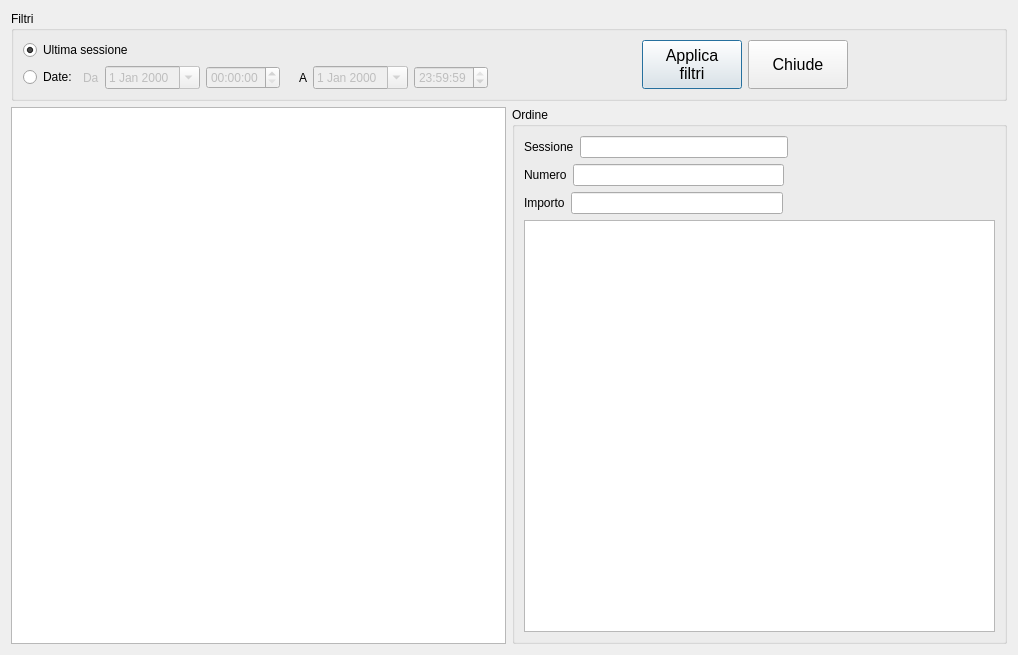
Above: branches/ramo02/src/storicoordini.ui from mtonin/gestcassa before the change. Below: the same form after it.
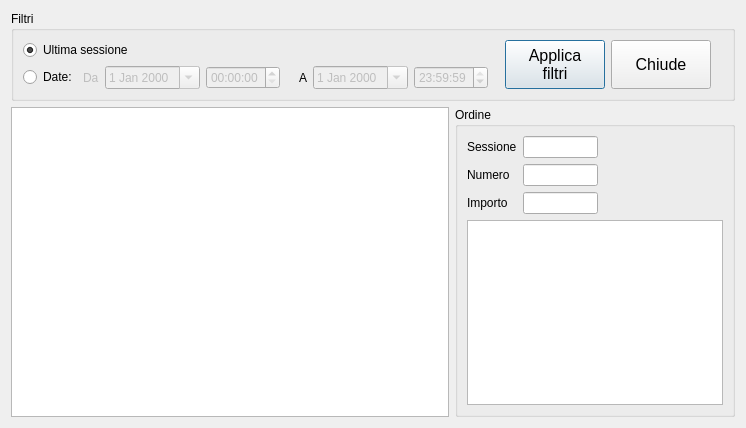
That is the form after the change.

Commit message: - modifica dimensioni dialog storico ordini

What changed in the file:
```diff
--- a/branches/ramo02/src/storicoordini.ui
+++ b/branches/ramo02/src/storicoordini.ui
@@ -6,14 +6,17 @@
    <rect>
     <x>0</x>
     <y>0</y>
-    <width>1018</width>
-    <height>655</height>
+    <width>746</width>
+    <height>428</height>
    </rect>
   </property>
   <property name="windowTitle">
    <string>Dialog</string>
   </property>
-  <layout class="QVBoxLayout" name="verticalLayout" stretch="0,1">
+  <property name="modal">
+   <bool>true</bool>
+  </property>
+  <layout class="QVBoxLayout" name="verticalLayout_2" stretch="0,1">
    <item>
     <widget class="QGroupBox" name="groupBox">
      <property name="sizePolicy">
@@ -224,7 +227,7 @@
     </widget>
    </item>
    <item>
-    <layout class="QHBoxLayout" name="horizontalLayout_21" stretch="1,1">
+    <layout class="QHBoxLayout" name="horizontalLayout_2">
      <item>
       <widget class="QTableView" name="ordiniTable">
        <property name="sizePolicy">
@@ -233,6 +236,70 @@
          <verstretch>0</verstretch>
         </sizepolicy>
        </property>
+       <property name="palette">
+        <palette>
+         <active>
+          <colorrole role="Highlight">
+           <brush brushstyle="SolidPattern">
+            <color alpha="255">
+             <red>49</red>
+             <green>106</green>
+             <blue>197</blue>
+            </color>
+           </brush>
+          </colorrole>
+          <colorrole role="HighlightedText">
+           <brush brushstyle="SolidPattern">
+            <color alpha="255">
+             <red>255</red>
+             <green>255</green>
+             <blue>255</blue>
+            </color>
+           </brush>
+          </colorrole>
+         </active>
+         <inactive>
+          <colorrole role="Highlight">
+           <brush brushstyle="SolidPattern">
+            <color alpha="255">
+             <red>48</red>
+             <green>108</green>
+             <blue>197</blue>
+            </color>
+           </brush>
+          </colorrole>
+          <colorrole role="HighlightedText">
+           <brush brushstyle="SolidPattern">
+            <color alpha="255">
+             <red>255</red>
+             <green>255</green>
+             <blue>255</blue>
+            </color>
+           </brush>
+          </colorrole>
+         </inactive>
+         <disabled>
+          <colorrole role="Highlight">
+           <brush brushstyle="SolidPattern">
+            <color alpha="255">
+             <red>49</red>
+             <green>106</green>
+             <blue>197</blue>
+            </color>
+           </brush>
+          </colorrole>
+          <colorrole role="HighlightedText">
+           <brush brushstyle="SolidPattern">
+            <color alpha="255">
+             <red>255</red>
+             <green>255</green>
+             <blue>255</blue>
+            </color>
+           </brush>
+          </colorrole>
+         </disabled>
+        </palette>
+       </property>
        <property name="selectionMode">
         <enum>QAbstractItemView::SingleSelection</enum>
        </property>
@@ -252,87 +319,93 @@
        <property name="title">
         <string>Ordine</string>
        </property>
-       <layout class="QVBoxLayout" name="verticalLayout_2">
+       <layout class="QVBoxLayout" name="verticalLayout">
         <item>
          <layout class="QHBoxLayout" name="horizontalLayout">
           <item>
+           <layout class="QFormLayout" name="formLayout">
+            <item row="0" column="0">
            <widget class="QLabel" name="label_3">
             <property name="text">
              <string>Sessione</string>
             </property>
            </widget>
           </item>
-          <item>
+            <item row="0" column="1">
            <widget class="QLineEdit" name="sessioneOrdineTxt">
+              <property name="maximumSize">
+               <size>
+                <width>75</width>
+                <height>16777215</height>
+               </size>
+              </property>
+              <property name="maxLength">
+               <number>3</number>
+              </property>
+              <property name="alignment">
+               <set>Qt::AlignRight|Qt::AlignTrailing|Qt::AlignVCenter</set>
+              </property>
             <property name="readOnly">
              <bool>true</bool>
             </property>
            </widget>
           </item>
-          <item>
-           <spacer name="horizontalSpacer">
-            <property name="orientation">
-             <enum>Qt::Horizontal</enum>
-            </property>
-            <property name="sizeHint" stdset="0">
-             <size>
-              <width>40</width>
-              <height>20</height>
-             </size>
-            </property>
-           </spacer>
-          </item>
-         </layout>
-        </item>
-        <item>
-         <layout class="QHBoxLayout" name="horizontalLayout_2">
-          <item>
+            <item row="1" column="0">
            <widget class="QLabel" name="label">
             <property name="text">
              <string>Numero</string>
             </property>
            </widget>
           </item>
-          <item>
+            <item row="1" column="1">
            <widget class="QLineEdit" name="numeroOrdineTxt">
+              <property name="maximumSize">
+               <size>
+                <width>75</width>
+                <height>16777215</height>
+               </size>
+              </property>
+              <property name="maxLength">
+               <number>5</number>
+              </property>
+              <property name="alignment">
+               <set>Qt::AlignRight|Qt::AlignTrailing|Qt::AlignVCenter</set>
+              </property>
             <property name="readOnly">
              <bool>true</bool>
             </property>
            </widget>
           </item>
-          <item>
-           <spacer name="horizontalSpacer_2">
-            <property name="orientation">
-             <enum>Qt::Horizontal</enum>
-            </property>
-            <property name="sizeHint" stdset="0">
-             <size>
-              <width>40</width>
-              <height>20</height>
-             </size>
-            </property>
-           </spacer>
-          </item>
-         </layout>
-        </item>
-        <item>
-         <layout class="QHBoxLayout" name="horizontalLayout_3">
-          <item>
+            <item row="2" column="0">
            <widget class="QLabel" name="label_2">
             <property name="text">
              <string>Importo</string>
             </property>
            </widget>
           </item>
-          <item>
+            <item row="2" column="1">
            <widget class="QLineEdit" name="importoOrdineTxt">
+              <property name="maximumSize">
+               <size>
+                <width>75</width>
+                <height>16777215</height>
+               </size>
+              </property>
+              <property name="maxLength">
+               <number>10</number>
+              </property>
+              <property name="alignment">
+               <set>Qt::AlignRight|Qt::AlignTrailing|Qt::AlignVCenter</set>
+              </property>
             <property name="readOnly">
              <bool>true</bool>
             </property>
            </widget>
           </item>
+           </layout>
+          </item>
           <item>
-           <spacer name="horizontalSpacer_3">
+           <spacer name="horizontalSpacer">
             <property name="orientation">
              <enum>Qt::Horizontal</enum>
             </property>
```
Left out of the diff: 2 changed lines with no effect on the pictures. Lines whose indentation alone changed are shown as unchanged. The commit also changes 1 other file.
